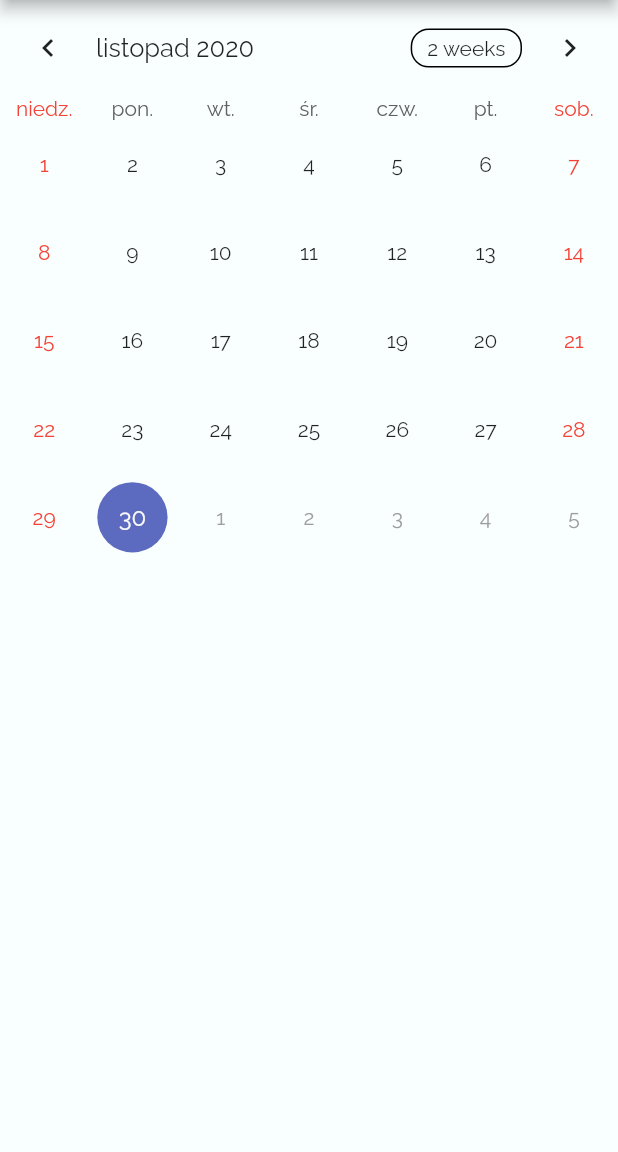
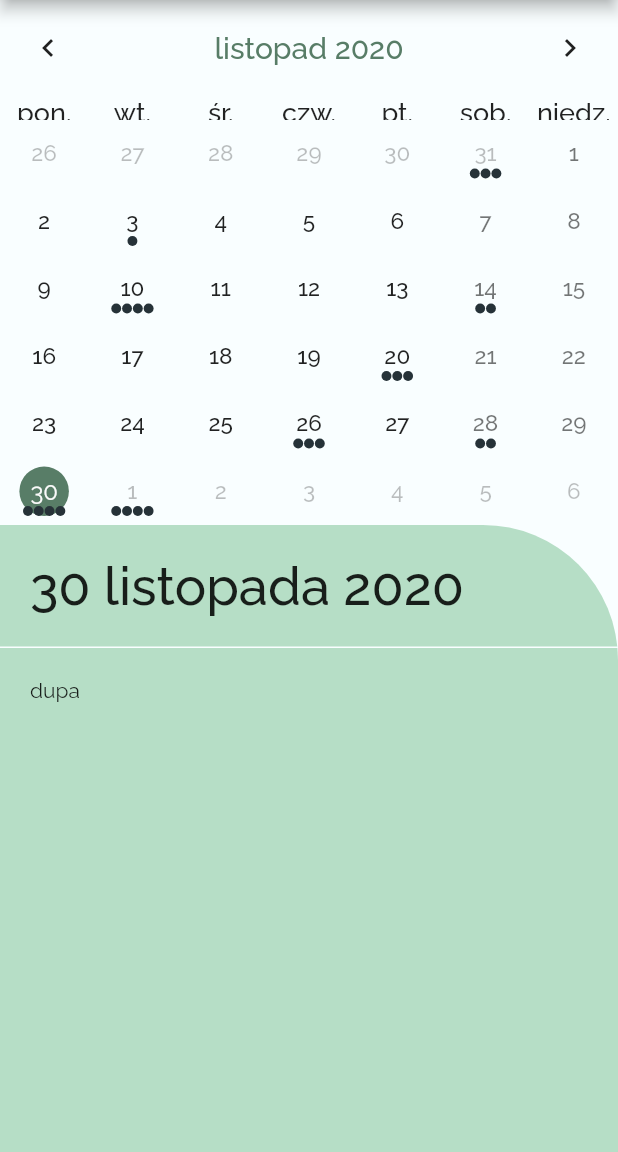
Before and after one commit to szakerx/RentalManager, a Flutter app: the HomePage screen opened directly, on a phone screen of 412 x 824 dp, the part 84-1236 px from its top. Run offline on Flutter 3.47's test engine with Material 2 defaults, Android fonts, the phone set to English and light mode, and no system bars; drawn by our look-alikes of table_calendar; our stand-ins replace firebase_auth, firebase_core, google_fonts; accounts and stored records are empty.

Commit message:
Style calendar

```diff
--- a/rental_manager_app/lib/main.dart
+++ b/rental_manager_app/lib/main.dart
@@ -21,7 +21,7 @@ class MyApp extends StatelessWidget {
       title: 'Flutter Demo',
       theme: ThemeData(
         primarySwatch: CustomColors.color,
-        primaryColor: CustomColors.lightGreen,
+        primaryColor: CustomColors.green,
         primaryColorLight: CustomColors.lightBlue,
         primaryColorDark: CustomColors.darkBlue,
         accentColor: CustomColors.lightOrange,
@@ -31,10 +31,10 @@ class MyApp extends StatelessWidget {
         errorColor: CustomColors.darkOrange,
         fontFamily: GoogleFonts.raleway().fontFamily,
         textTheme: TextTheme(
-          bodyText1: GoogleFonts.raleway(),
+          bodyText1: GoogleFonts.raleway(fontSize: 15.0),
           headline1: GoogleFonts.pacifico(
             fontSize: 40.0,
-            color: CustomColors.lightGreen,
+            color: CustomColors.green,
           ),
         )
       ),
--- a/rental_manager_app/lib/model/holidays.dart
+++ b/rental_manager_app/lib/model/holidays.dart
@@ -11,8 +11,39 @@ class Holidays {
   }
 
   Map<DateTime, List<String>> _getHolidaysMap() {
+    var _selectedDay = DateTime.now();
     return {
-      DateTime(2020, 11, 23): ["Przykład 1", "Przykład 2"],
+    _selectedDay.subtract(Duration(days: 30)): [
+    'Event A0',
+    'Event B0',
+    'Event C0'
+    ],
+    _selectedDay.subtract(Duration(days: 27)): ['Event A1'],
+    _selectedDay.subtract(Duration(days: 20)): [
+    'Event A2',
+    'Event B2',
+    'Event C2',
+    'Event D2'
+    ],
+    _selectedDay.subtract(Duration(days: 16)): ['Event A3', 'Event B3'],
+    _selectedDay.subtract(Duration(days: 10)): [
+    'Event A4',
+    'Event B4',
+    'Event C4'
+    ],
+    _selectedDay.subtract(Duration(days: 4)): [
+    'Event A5',
+    'Event B5',
+    'Event C5'
+    ],
+    _selectedDay.subtract(Duration(days: 2)): ['Event A6', 'Event B6'],
+    _selectedDay: ['Event A7', 'Event B7', 'Event C7', 'Event D7'],
+    _selectedDay.add(Duration(days: 1)): [
+    'Event A8',
+    'Event B8',
+    'Event C8',
+    'Event D8'
+    ],
     };
   }
 }
--- a/rental_manager_app/lib/pages/home_page.dart
+++ b/rental_manager_app/lib/pages/home_page.dart
@@ -2,6 +2,7 @@ import 'dart:async';
 import 'package:firebase_auth/firebase_auth.dart';
 import 'package:flutter/material.dart';
 import 'package:rental_manager_app/widgets/calendar.dart';
+import 'package:rental_manager_app/widgets/custom_colors.dart';
 import 'package:rental_manager_app/widgets/side_menu.dart';
 
 class HomePage extends StatelessWidget {
@@ -30,7 +31,7 @@ class HomePage extends StatelessWidget {
           ),
         ],
       ),
-      body: Calendar(),
+      body: Calendar()
     );
   }
 }
--- a/rental_manager_app/lib/widgets/calendar.dart
+++ b/rental_manager_app/lib/widgets/calendar.dart
@@ -1,19 +1,136 @@
 import 'package:flutter/cupertino.dart';
+import 'package:flutter/material.dart';
 import 'package:rental_manager_app/model/holidays.dart';
+import 'package:rental_manager_app/widgets/calendar_reservation_items.dart';
+import 'package:rental_manager_app/widgets/custom_colors.dart';
 import 'package:table_calendar/table_calendar.dart';
+import 'package:intl/intl.dart';
 
-class Calendar extends StatelessWidget {
+
+class Calendar extends StatefulWidget {
+
+  @override
+  State<StatefulWidget> createState() {
+    return CalendarState();
+  }
+}
+
+class CalendarState extends State<Calendar> {
   CalendarController _calendarController = CalendarController();
+
+  DateTime _selectedDay = DateTime.now();
+
+  void _setSelectedDay() {
+    setState(() {
+      _selectedDay = _calendarController.selectedDay;
+    });
+  }
+
+  String formatedDate(DateTime date)  {
+    DateFormat format = DateFormat('dd MMMM yyyy');
+    return format.format(date);
+  }
 
   @override
   Widget build(BuildContext context) {
-    return TableCalendar(
-      calendarController: _calendarController,
-      locale: 'pl_PL',
-      holidays: Holidays().holidaysMap,
-      calendarStyle: CalendarStyle(
+    return Column(
+      mainAxisSize: MainAxisSize.max,
+      children: [
+        TableCalendar(
+          rowHeight: 45.0,
+          calendarController: _calendarController,
+          locale: 'pl_PL',
+          startingDayOfWeek: StartingDayOfWeek.monday,
+          daysOfWeekStyle: DaysOfWeekStyle(
+              weekdayStyle: Theme.of(context).textTheme.bodyText1.copyWith(fontSize: 18.0),
+              weekendStyle: Theme.of(context).textTheme.bodyText1.copyWith( fontSize: 18.0)
+          ),
+          events: Holidays().holidaysMap,
+          holidays: Holidays().holidaysMap, // Important dates
+          // events: Dates when user declares he's events
+          calendarStyle: CalendarStyle(
+              selectedColor: CustomColors.darkGreen,
+              todayColor: CustomColors.green,
+              weekdayStyle: Theme.of(context).textTheme.bodyText1,
+              weekendStyle: Theme.of(context).textTheme.bodyText1.copyWith(color: Colors.black54),
+              outsideWeekendStyle: Theme.of(context).textTheme.bodyText1.copyWith(color: Colors.black38),
+              outsideStyle: Theme.of(context).textTheme.bodyText1.copyWith(color: Colors.black26),
+              holidayStyle: Theme.of(context).textTheme.bodyText1.copyWith(color:Colors.orangeAccent),
+              outsideHolidayStyle: Theme.of(context).textTheme.bodyText1.copyWith(color: Colors.orangeAccent[100]),
+              markersMaxAmount: 100
+          ),
+          headerStyle: HeaderStyle(
+            centerHeaderTitle: true,
+            titleTextStyle: Theme.of(context).textTheme.bodyText1.copyWith(color: CustomColors.darkGreen, fontSize: 20.0),
+            formatButtonVisible: false,
+          ),
+          onDaySelected: (date, events, holidays) {
+            print(date);
+            _setSelectedDay();
+          },
+          builders: CalendarBuilders(
+            markersBuilder: (context, date, events, holidays) {
+              if (events.isNotEmpty) {
+                var _color;
+                if (events.length == 1)
+                  _color = Colors.green[200];
+                if (events.length > 1)
+                  _color = Colors.orange[200];
+                if (events.length > 3)
+                  _color = Colors.red[200];
+                return [
+                  Align(
+                    child: Container(
+                      decoration: BoxDecoration(
+                        shape: BoxShape.circle,
+                        color: _color,
+                      ),
+                      width: 8.0,
+                      height: 8.0,
+                    ),
+                    alignment: Alignment.bottomCenter,
+                  )
+                ];
+              }
+              return <Widget>[];
+            },
+          ),
+        ),
+        Expanded(child:
+          Row(
+            crossAxisAlignment: CrossAxisAlignment.stretch,
+            children: [
+              Expanded(child:
+                Container(
+                    padding: EdgeInsets.zero,
+                    margin: EdgeInsets.zero,
+                    decoration: BoxDecoration(
+                      borderRadius: BorderRadius.only(topRight: Radius.circular(90.0)),
+                      color: CustomColors.lightGreen,
+                    ),
+                    child: Column(
 
-      ),
+                      children: [
+                        Align(
+                          alignment: Alignment.topLeft,
+                          child: Container(
+                            padding: EdgeInsets.all(20.0),
+                            child: Text(formatedDate(_selectedDay),
+                              style: Theme.of(context).textTheme.bodyText1.copyWith(fontSize: 35.0),
+                            ),
+                          ),
+                        ),
+                        Divider(height: 1, thickness: 1, color: CustomColors.white),
+                        Expanded(child: CalendarReservationItems())
+                      ],
+                    )
+                )
+              )
+            ],
+          )
+        )
+      ],
     );
   }
+
 }
--- /dev/null
+++ b/rental_manager_app/lib/widgets/calendar_reservation_items.dart
@@ -0,0 +1,16 @@
+
+
+import 'package:flutter/cupertino.dart';
+
+class CalendarReservationItems extends StatelessWidget {
+  @override
+  Widget build(BuildContext context) {
+    return ListView(
+      padding: EdgeInsets.all(20.0),
+      children: [
+        Text("dupa")
+      ],
+    );
+  }
+
+}
--- a/rental_manager_app/lib/widgets/custom_colors.dart
+++ b/rental_manager_app/lib/widgets/custom_colors.dart
@@ -20,7 +20,9 @@ class CustomColors {
   static const white = Color(0xffF9FEFF);
   static const lightWhite = Color(0xffD9CCC1);
   static const lightBlue = Color(0xffA2BCBD);
-  static const lightGreen = Color(0xff86AC95);
+  static const lightGreen = Color(0xffb6dec6);
+  static const green = Color(0xff86AC95);
+  static const darkGreen = Color(0xff587d67);
   static const darkBlue = Color(0xff00665E);
   static const darkBlack = Color(0xff000700);
 
--- a/rental_manager_app/lib/widgets/menu_items.dart
+++ b/rental_manager_app/lib/widgets/menu_items.dart
@@ -45,7 +45,7 @@ class MenuItemsState extends State<MenuItems> {
             ),
           ),
           decoration: BoxDecoration(
-            color: CustomColors.lightOrange,
+            color: CustomColors.lightGreen,
           ),
         ),
         Expanded(
@@ -65,7 +65,11 @@ class MenuItemsState extends State<MenuItems> {
                     }
                   },
                   child: Container(
-                    color: widget.isHighlighted[index] ? CustomColors.darkestOrange : CustomColors.white,
+                    decoration: BoxDecoration(
+                      color: widget.isHighlighted[index] ? CustomColors.darkGreen : CustomColors.white,
+                      borderRadius: BorderRadius.only(topRight: Radius.circular(50.0))
+                    ),
+                    margin: EdgeInsets.only(right: 20.0),
                     child: ListTile(                                     //the item
                       title: TextWithIcon(text: widget.items[index], icon: widget.icons[index], color: widget.isHighlighted[index] ? CustomColors.white : CustomColors.darkBlack),
                     ),
```
